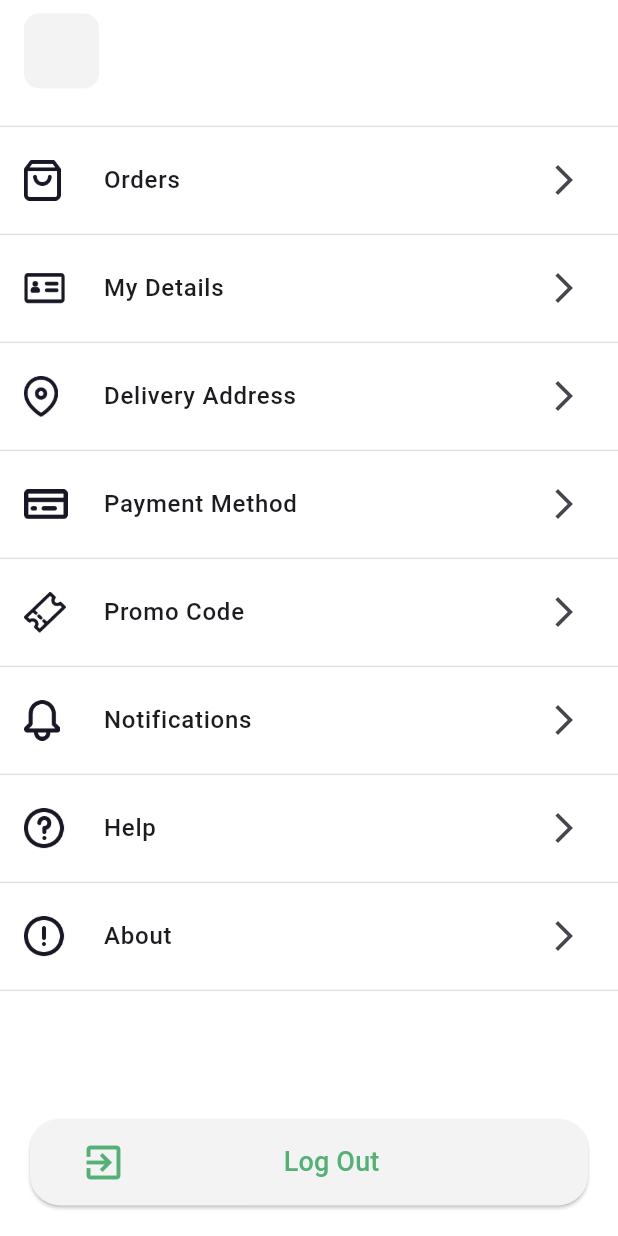
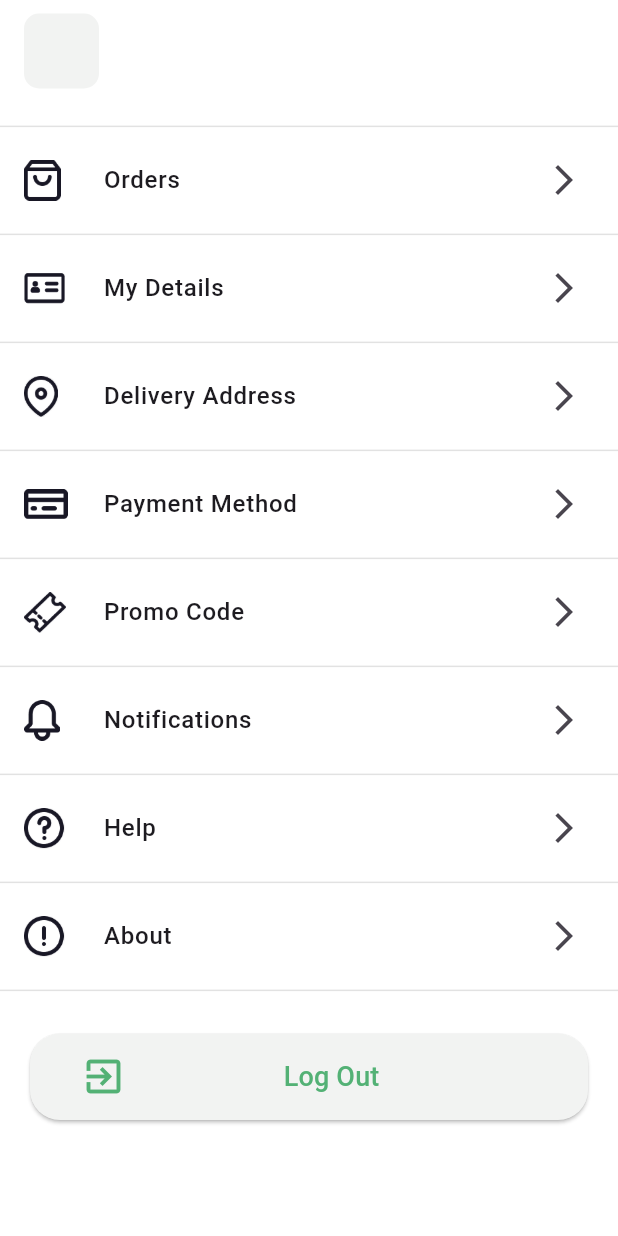
Before and after one commit to samiul-basir-46/grocery_app, a Flutter app: the AccountScreen screen opened directly, on a phone screen of 412 x 824 dp. Run offline on Flutter 3.47's test engine with Material 3 defaults, Android fonts, the phone set to English and light mode, and no system bars; our stand-ins replace carousel_slider, device_preview, geocoding, geolocator, get_storage, smooth_page_indicator; accounts and stored records are empty; network calls fail.

Commit message:
responsive solve

```diff
--- a/lib/model/api_get_model.dart
+++ b/lib/model/api_get_model.dart
@@ -4,8 +4,10 @@ class ApiGetModel {
   final String description;
   final double price;
   final String image;
+  final String category;
 
   ApiGetModel({
+    required this.category,
     required this.id,
     required this.name,
     required this.description,
@@ -18,6 +20,7 @@ class ApiGetModel {
       id: json['id'],
       name: json['name'],
       description: json['description'] ?? '',
+      category: json['category']['name'] ?? '',
       price: (json['price'] as num).toDouble(),
       image: (json['images'] != null && (json['images'] as List).isNotEmpty)
           ? json['images'][0]['url']
--- a/lib/screen/navigationScreens/accountScreen/account_screen.dart
+++ b/lib/screen/navigationScreens/accountScreen/account_screen.dart
@@ -4,7 +4,6 @@ import 'package:food_shop/provider/get_provider.dart';
 import 'package:food_shop/screen/loginScreen/login_screen.dart';
 import 'package:food_shop/screen/navigationScreens/accountScreen/widget/custom_list_tile.dart';
 import 'package:food_shop/utils/colors.dart';
-import 'package:food_shop/widgets/custom_button.dart';
 import 'package:provider/provider.dart';
 
 class AccountScreen extends StatefulWidget {
@@ -30,7 +29,10 @@ class _AccountScreenState extends State<AccountScreen> {
     final authProvider = Provider.of<ApiProvider>(context);
 
     double screenHeight = MediaQuery.of(context).size.height;
-    double screenWidth = MediaQuery.of(context).size.width;
+
+    final size = MediaQuery.of(context).size;
+    final isLandscape =
+        MediaQuery.of(context).orientation == Orientation.landscape;
 
     return Scaffold(
       body: SafeArea(
@@ -130,20 +132,25 @@ class _AccountScreenState extends State<AccountScreen> {
                   Divider(color: Color(0xFFE2E2E2)),
                 ],
               ),
-              SizedBox(height: screenHeight * 0.07),
+              SizedBox(
+                height: isLandscape ? size.height * 0.07 : size.height * 0.001,
+              ),
               Align(
                 alignment: Alignment.bottomCenter,
                 child: Padding(
                   padding: const EdgeInsets.all(20.0),
                   child: SizedBox(
-                    height: screenHeight * 0.07,
+                    height: isLandscape
+                        ? size.height * 0.15
+                        : size.height * 0.07,
+                    width: isLandscape ? size.width * 0.5 : double.infinity,
                     child: ElevatedButton(
                       style: ButtonStyle(
-                        backgroundColor: MaterialStateProperty.all<Color>(
+                        backgroundColor: WidgetStateProperty.all<Color>(
                           Color(0xFFF2F3F2),
                         ),
                         shape:
-                            MaterialStateProperty.all<RoundedRectangleBorder>(
+                            WidgetStateProperty.all<RoundedRectangleBorder>(
                               RoundedRectangleBorder(
                                 borderRadius: BorderRadius.circular(20),
                               ),
--- a/lib/screen/navigationScreens/homeScreen/home_screen.dart
+++ b/lib/screen/navigationScreens/homeScreen/home_screen.dart
@@ -16,6 +16,9 @@ class HomeScreen extends StatelessWidget {
   Widget build(BuildContext context) {
     double screenHeight = MediaQuery.of(context).size.height;
     double screenWidth = MediaQuery.of(context).size.width;
+
+    final size = MediaQuery.of(context).size;
+    final isLandscape = MediaQuery.of(context).orientation == Orientation.landscape;
 
     WidgetsBinding.instance.addPostFrameCallback((_) {
       Provider.of<GetApiProvider>(context, listen: false).fetchProducts();
@@ -56,7 +59,7 @@ class HomeScreen extends StatelessWidget {
               Padding(
                 padding: const EdgeInsets.symmetric(horizontal: 20),
                 child: SizedBox(
-                  width: screenWidth * 0.9,
+                  width: isLandscape ? size.width * 0.6 : double.infinity,
                   child: CustomTextField(
                     filled: true,
                     hintText: "Search Store",
--- a/pubspec.yaml
+++ b/pubspec.yaml
@@ -40,7 +40,6 @@ dependencies:
   get_storage:
   geolocator:
   geocoding:
-
   carousel_slider:
   smooth_page_indicator: ^1.2.1
 
```
Also changed, not shown: lib/main.dart (+4 -3 lines), lib/screen/navigationScreens/homeScreen/widgets/custom_carousel.dart (+8 -4 lines), lib/screen/navigationScreens/homeScreen/widgets/custom_product_card.dart (+37 -46 lines), lib/screen/navigationScreens/homeScreen/widgets/custom_see_all.dart (+12 -5 lines).
